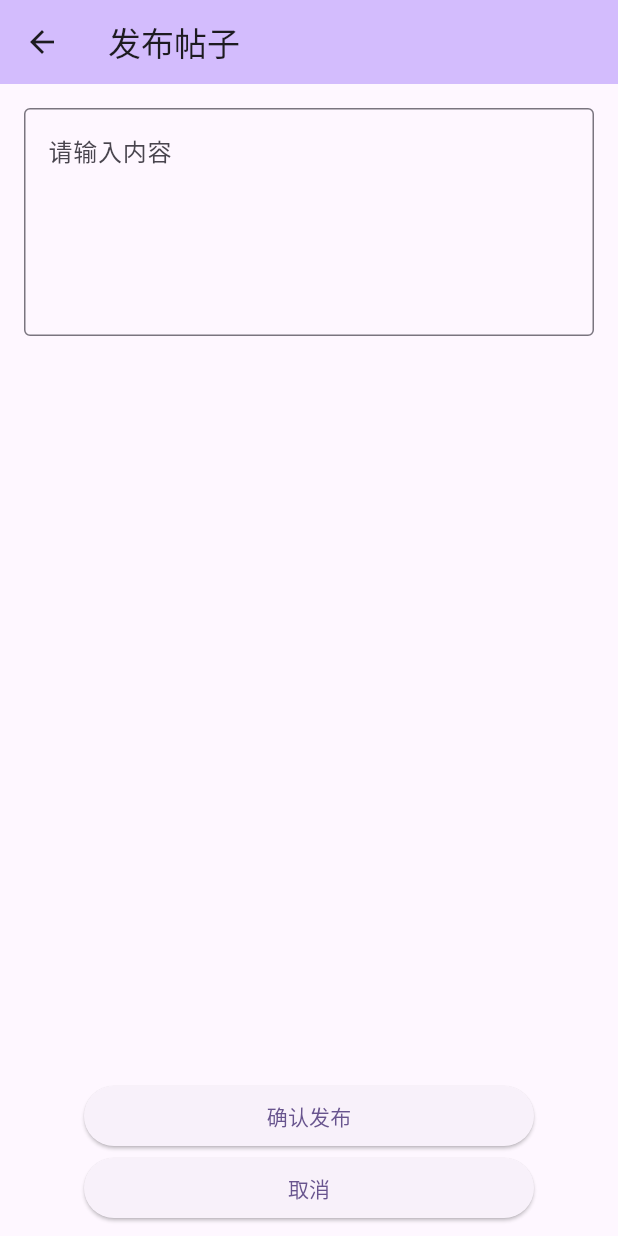
After one commit to HHepan/exam-community, a Flutter app: the screen it shows after launch, item 2 of the bottom bar chosen, after a tap on the "add" icon, on a phone screen of 412 x 824 dp. The commit adds this screen. Run offline on Flutter 3.47's test engine with Material 3 defaults, Android fonts, the light colour scheme and no system bars.

Commit message:
发布帖子界面

```diff
--- /dev/null
+++ b/lib/community/add-blog.dart
@@ -0,0 +1,55 @@
+import 'package:flutter/material.dart';
+
+class AddBlog extends StatelessWidget {
+  int _currentLines = 1; // 初始行数为 1
+
+  @override
+  Widget build(BuildContext context) {
+    return Scaffold(
+      appBar: AppBar(
+        title: Text('发布帖子'),
+        backgroundColor: Theme.of(context).colorScheme.inversePrimary,
+      ),
+      body: Column(
+        children: [
+          Expanded(
+            child: Container(
+              padding: EdgeInsets.all(16.0),
+              child: TextField(
+                minLines: 5, // 设置最小行数为 5
+                maxLines: null, // 不限制最大行数
+                decoration: InputDecoration(
+                    hintText: '请输入内容',
+                    border: OutlineInputBorder()
+                ),
+              ),
+            ),
+          ),
+          ButtonBar(
+            alignment: MainAxisAlignment.center,
+            children: [
+              Container(
+                width: 300, // 设置父容器的宽度
+                child: ElevatedButton(
+                  onPressed: () {
+                    // 按钮点击事件处理逻辑
+                  },
+                  child: Text('确认发布'),
+                ),
+              ),
+              Container(
+                width: 300, // 设置父容器的宽度
+                child: ElevatedButton(
+                  onPressed: () {
+                    // 按钮点击事件处理逻辑
+                  },
+                  child: Text('取消'),
+                ),
+              ),
+            ],
+          ),
+        ],
+      ),
+    );
+  }
+}
--- a/lib/community/community.dart
+++ b/lib/community/community.dart
@@ -1,6 +1,7 @@
 import 'package:flutter/material.dart';
 
 import '../entity/BlogPost.dart';
+import 'add-blog.dart';
 import 'comments.dart';
 
 class Community extends StatefulWidget {
@@ -57,6 +58,15 @@ class _CommunityState extends State<Community> {
           );
         },
       ),
+      floatingActionButton: FloatingActionButton(
+        onPressed: () {
+          Navigator.push(
+            context,
+            MaterialPageRoute(builder: (context) => AddBlog()),
+          );
+        },
+        child: Icon(Icons.add),
+      ),
     );
   }
 }
```
